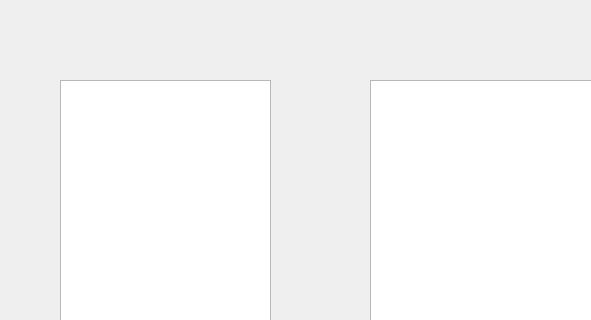
Above: CS1CGroupProject/iteminfo.ui from IamFyrus/CS1C before the change; both pictures show x 0 to 591 and y 0 to 320 of the 800 by 600 pixel window. Below: the same form after it.
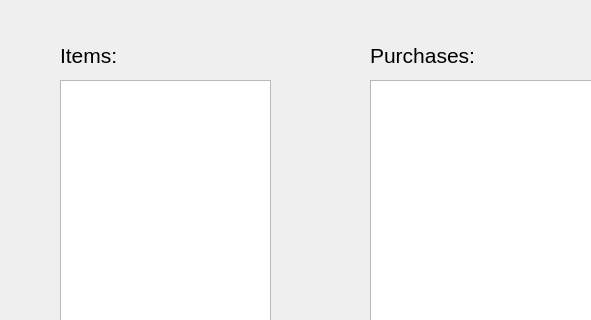
That is the form after the change.

The edit to the form file:
```diff
--- a/CS1CGroupProject/iteminfo.ui
+++ b/CS1CGroupProject/iteminfo.ui
@@ -106,6 +106,42 @@
      <string/>
     </property>
    </widget>
+   <widget class="QLabel" name="label_5">
+    <property name="geometry">
+     <rect>
+      <x>60</x>
+      <y>30</y>
+      <width>121</width>
+      <height>51</height>
+     </rect>
+    </property>
+    <property name="font">
+     <font>
+      <pointsize>16</pointsize>
+     </font>
+    </property>
+    <property name="text">
+     <string>Items: </string>
+    </property>
+   </widget>
+   <widget class="QLabel" name="label_6">
+    <property name="geometry">
+     <rect>
+      <x>370</x>
+      <y>30</y>
+      <width>121</width>
+      <height>51</height>
+     </rect>
+    </property>
+    <property name="font">
+     <font>
+      <pointsize>16</pointsize>
+     </font>
+    </property>
+    <property name="text">
+     <string>Purchases: </string>
+    </property>
+   </widget>
   </widget>
   <widget class="QMenuBar" name="menubar">
    <property name="geometry">
```
